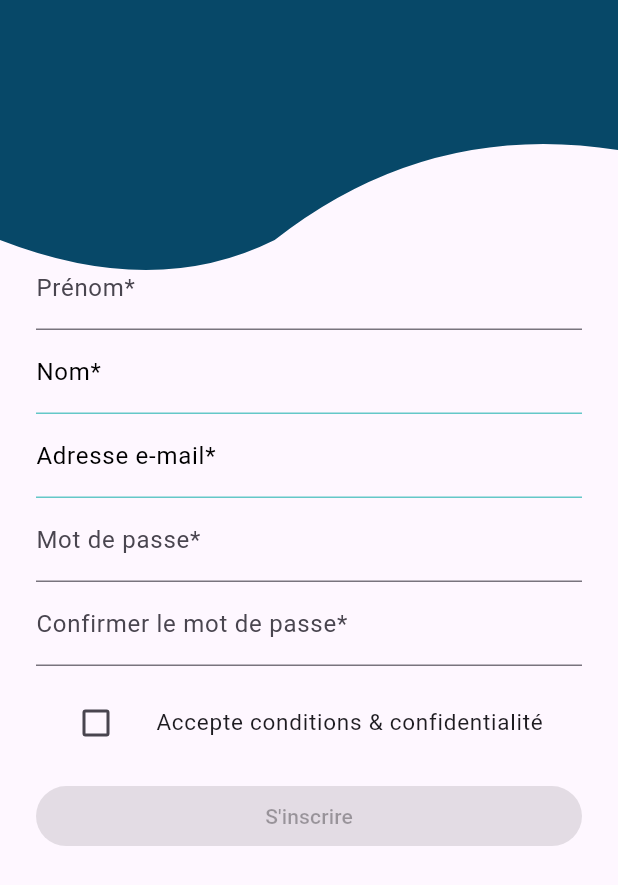
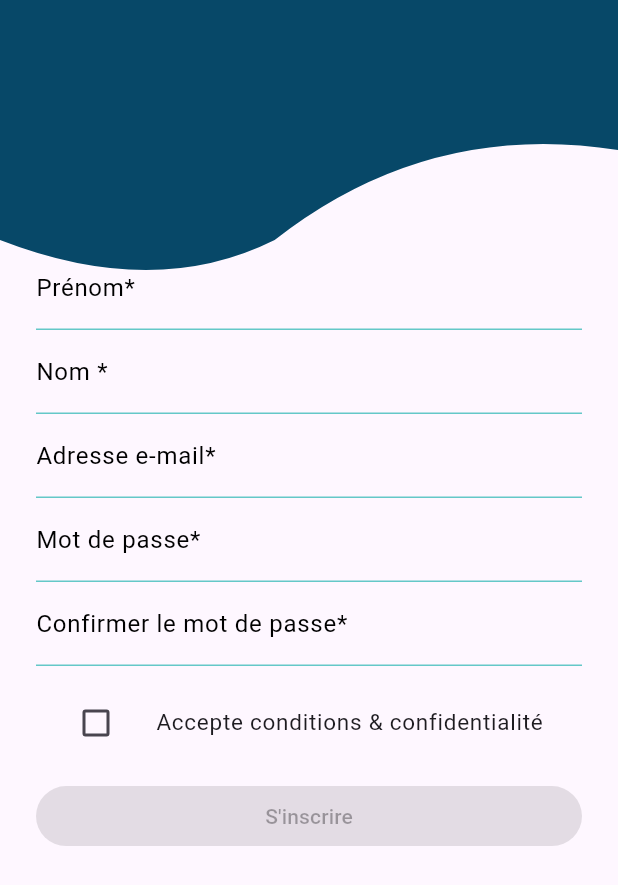
Before and after one commit to jeanJonathan/notebook_progress, a Flutter app: the SignUpScreen screen opened directly, on a phone screen of 412 x 824 dp. Shown: the top 885 px of the screen. Run offline on Flutter 3.47's test engine with Material 3 defaults, Android fonts, the phone set to English and light mode, and no system bars; our stand-ins replace cloud_firestore, firebase_auth, firebase_core, firebase_storage, flutter_typeahead, google_sign_in and 5 more; missing offline and left inert: flutter_facebook_auth; accounts and stored records are empty; network calls fail.

Commit message:
un peu de respect de la charte graphique

```diff
--- a/lib/Surf.dart
+++ b/lib/Surf.dart
@@ -130,11 +130,10 @@ class Surf extends StatelessWidget {
                       padding: EdgeInsets.symmetric(
                         horizontal: 25,
                         vertical: 10,
-                      ),
+                      ), backgroundColor: Colors.white,
                       shape: RoundedRectangleBorder(
                         borderRadius: BorderRadius.circular(20),
                       ),
-                      primary: Colors.white,
                     ),
                   ),
                 ],
--- a/lib/Wingfoil.dart
+++ b/lib/Wingfoil.dart
@@ -161,11 +161,10 @@ class Wingfoil extends StatelessWidget {
                       padding: EdgeInsets.symmetric(
                         horizontal: 25,
                         vertical: 10,
-                      ),
+                      ), backgroundColor: Colors.white,
                       shape: RoundedRectangleBorder(
                         borderRadius: BorderRadius.circular(20),
                       ),
-                      primary: Colors.white,
                     ),
                   ),
                 ],
--- a/lib/etapes_details_screen.dart
+++ b/lib/etapes_details_screen.dart
@@ -90,8 +90,7 @@ class EtapeDetailScreen extends StatelessWidget {
                   style: ElevatedButton.styleFrom(
                     shape: RoundedRectangleBorder(
                       borderRadius: BorderRadius.circular(8.0),
-                    ),
-                    primary: Colors.white, // Changer la couleur du bouton selon vos besoins
+                    ), backgroundColor: Colors.white, // Changer la couleur du bouton selon vos besoins
                   ),
                   child: Row(
                     mainAxisSize: MainAxisSize.min,
--- a/lib/form_screen.dart
+++ b/lib/form_screen.dart
@@ -440,8 +440,7 @@ class _FormScreenState extends State<FormScreen> {
                       style: ElevatedButton.styleFrom(
                         shape: RoundedRectangleBorder(
                           borderRadius: BorderRadius.circular(8),
-                        ),
-                        primary: Color(0xFF64C8C8),
+                        ), backgroundColor: Color(0xFF64C8C8),
                         minimumSize: Size(200, 50),
                       ),
                     ),
--- a/lib/kitesurf.dart
+++ b/lib/kitesurf.dart
@@ -155,11 +155,10 @@ class Kitesurf extends StatelessWidget {
                       padding: EdgeInsets.symmetric(
                         horizontal: 25,
                         vertical: 10,
-                      ),
+                      ), backgroundColor: Colors.white,
                       shape: RoundedRectangleBorder(
                         borderRadius: BorderRadius.circular(20),
                       ),
-                      primary: Colors.white,
                     ),
                   ),
                 ],
--- a/lib/singIn_screen.dart
+++ b/lib/singIn_screen.dart
@@ -105,11 +105,10 @@ class _SignInScreenState extends State<SignInScreen> {
               onPressed: _signInWithEmailAndPassword,
               child: Text('Se connecter'),
               style: ElevatedButton.styleFrom(
-                padding: EdgeInsets.symmetric(horizontal: 20, vertical: 10),
+                padding: EdgeInsets.symmetric(horizontal: 20, vertical: 10), backgroundColor: Color(0xFF64C8C8),
                 shape: RoundedRectangleBorder(
                   borderRadius: BorderRadius.circular(8),
                 ),
-                primary: Color(0xFF64C8C8),
               ),
             ),
             SizedBox(height: 6),
--- a/lib/singUp_screen.dart
+++ b/lib/singUp_screen.dart
@@ -91,18 +91,9 @@ class _SignUpScreenState extends State<SignUpScreen> {
                       SizedBox(height: MediaQuery.of(context).size.height * 0.17), // Ajustez cette valeur pour déplacer les champs sous la vague
                       TextFormField(
                         controller: _firstNameController,
+                        cursorColor: Color(0xFF64C8C8), // Définit la couleur du curseur
                         decoration: InputDecoration(
                           labelText: 'Prénom*',
-                        ),
-                        validator: (value) {
-                          return value!.isEmpty ? 'Veuillez renseigner votre prénom.' : null;
-                        },
-                      ),
-                      TextFormField(
-                        controller: _lastNameController,
-                        cursorColor: Color(0xFF64C8C8), // Définit la couleur du curseur
-                        decoration: InputDecoration(
-                          labelText: 'Nom*',
                           labelStyle: TextStyle(color: Colors.black),
                           focusedBorder: UnderlineInputBorder( // Définit la couleur de la bordure lors de la sélection du champ
                             borderSide: BorderSide(color: Color(0xFF64C8C8)),
@@ -113,7 +104,25 @@ class _SignUpScreenState extends State<SignUpScreen> {
                           ),
                         ),
                         validator: (value) {
-                          return value!.isEmpty ? 'Veuillez renseigner votre adresse e-mail.' : null;
+                          return value!.isEmpty ? 'Veuillez renseigner votre prénom.' : null;
+                        },
+                      ),
+                      TextFormField(
+                        controller: _lastNameController,
+                          cursorColor: Color(0xFF64C8C8), // Définit la couleur du curseur
+                          decoration: InputDecoration(
+                            labelText: 'Nom *',
+                            labelStyle: TextStyle(color: Colors.black),
+                            focusedBorder: UnderlineInputBorder( // Définit la couleur de la bordure lors de la sélection du champ
+                              borderSide: BorderSide(color: Color(0xFF64C8C8)),
+                            ),
+                            // Ajoutez également enabledBorder si vous souhaitez changer la couleur de la bordure quand le champ n'est pas sélectionné
+                            enabledBorder: UnderlineInputBorder(
+                              borderSide: BorderSide(color: Color(0xFF64C8C8)),
+                            ),
+                          ),
+                        validator: (value) {
+                          return value!.isEmpty ? 'Veuillez renseigner votre nom.' : null;
                         },
                       ),
                       TextFormField(
@@ -136,8 +145,17 @@ class _SignUpScreenState extends State<SignUpScreen> {
                       ),
                       TextFormField(
                         controller: _passwordController,
+                        cursorColor: Color(0xFF64C8C8), // Définit la couleur du curseur
                         decoration: InputDecoration(
                           labelText: 'Mot de passe*',
+                          labelStyle: TextStyle(color: Colors.black),
+                          focusedBorder: UnderlineInputBorder( // Définit la couleur de la bordure lors de la sélection du champ
+                            borderSide: BorderSide(color: Color(0xFF64C8C8)),
+                          ),
+                          // Ajoutez également enabledBorder si vous souhaitez changer la couleur de la bordure quand le champ n'est pas sélectionné
+                          enabledBorder: UnderlineInputBorder(
+                            borderSide: BorderSide(color: Color(0xFF64C8C8)),
+                          ),
                         ),
                         obscureText: true,
                         validator: (value) {
@@ -146,8 +164,17 @@ class _SignUpScreenState extends State<SignUpScreen> {
                       ),
                       TextFormField(
                         controller: _confirmPasswordController,
+                        cursorColor: Color(0xFF64C8C8), // Définit la couleur du curseur
                         decoration: InputDecoration(
                           labelText: 'Confirmer le mot de passe*',
+                          labelStyle: TextStyle(color: Colors.black),
+                          focusedBorder: UnderlineInputBorder( // Définit la couleur de la bordure lors de la sélection du champ
+                            borderSide: BorderSide(color: Color(0xFF64C8C8)),
+                          ),
+                          // Ajoutez également enabledBorder si vous souhaitez changer la couleur de la bordure quand le champ n'est pas sélectionné
+                          enabledBorder: UnderlineInputBorder(
+                            borderSide: BorderSide(color: Color(0xFF64C8C8)),
+                          ),
                         ),
                         obscureText: true,
                         validator: (value) {
--- a/lib/splash_screen.dart
+++ b/lib/splash_screen.dart
@@ -62,8 +62,7 @@ class _OceanAdventureHomeState extends State<OceanAdventureHome> {
                 },
                 child: Text('S\'AUTHENTIFIER OU S\'INSCRIRE'),
                 style: ElevatedButton.styleFrom(
-                  primary: Colors.white,
-                  onPrimary: Colors.blue,
+                  foregroundColor: Colors.blue, backgroundColor: Colors.white,
                 ),
               ),
               SizedBox(height: 12),
@@ -71,7 +70,7 @@ class _OceanAdventureHomeState extends State<OceanAdventureHome> {
                 onPressed: () {},
                 child: Text('DECOUVRIR LES AVANTAGES DE L\'APPLICATION'),
                 style: OutlinedButton.styleFrom(
-                  primary: Colors.white,
+                  foregroundColor: Colors.white,
                 ),
               ),
             ],
```
Also changed, not shown: lib/authentification.dart (+9 -8 lines), pubspec.lock.
